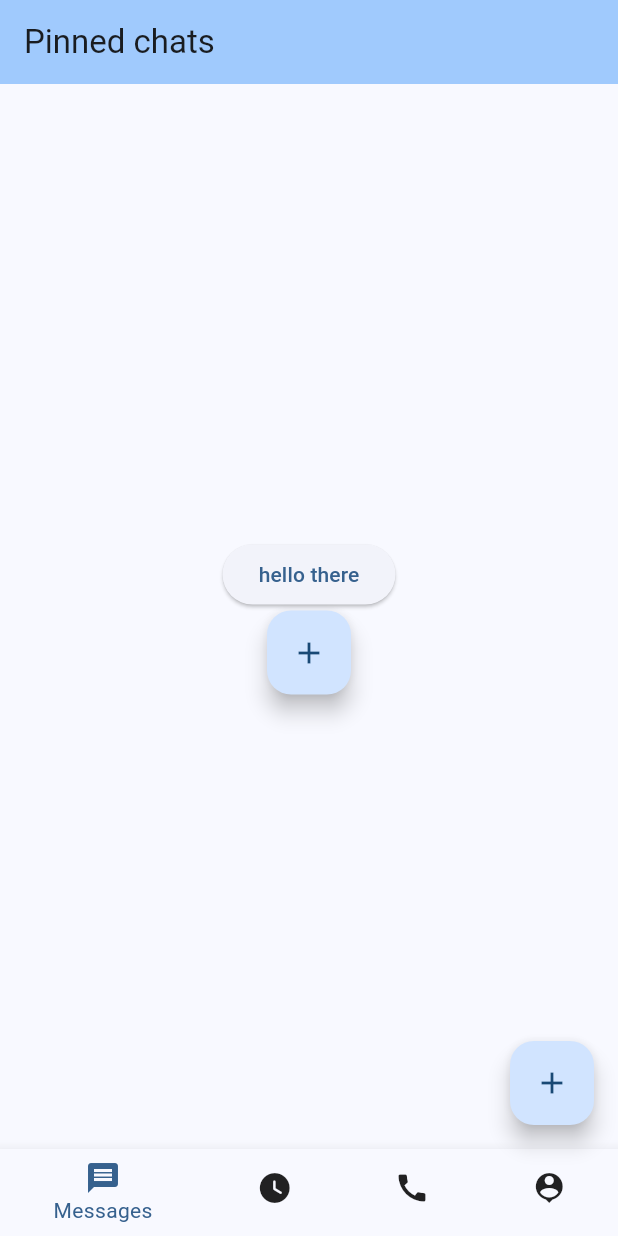
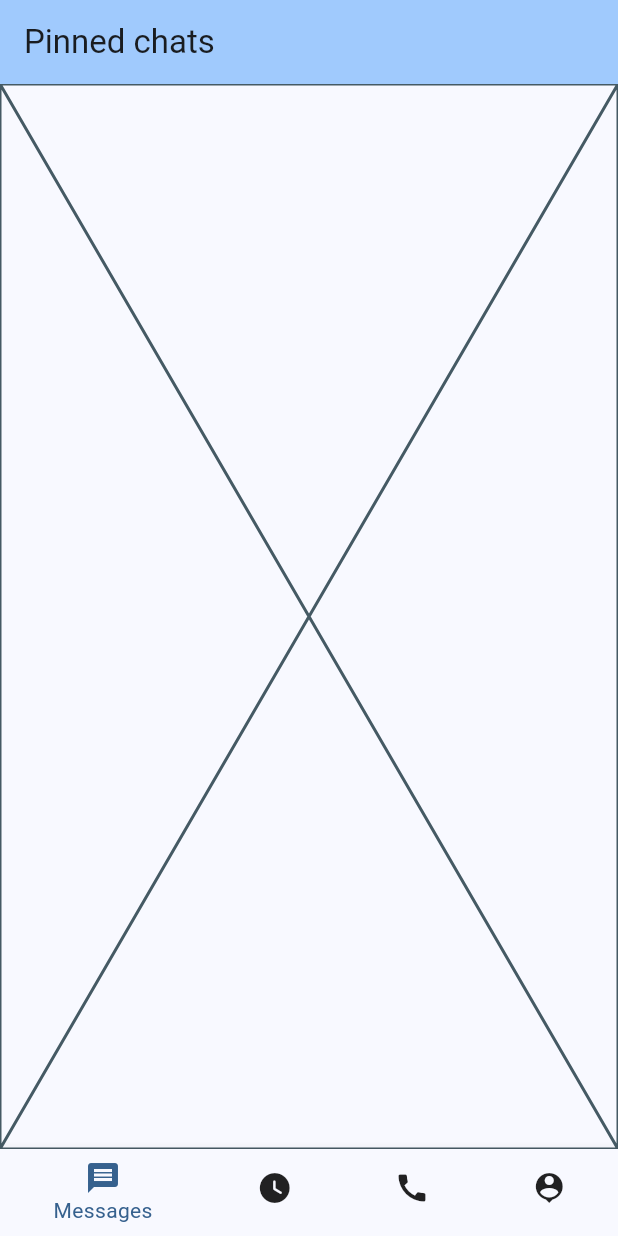
Before and after one commit to mtbelkebir/messagingapp, a Flutter app: the screen it shows after launch, on a phone screen of 412 x 824 dp. Run offline on Flutter 3.47's test engine with Material 3 defaults, Android fonts, the phone set to English and light mode, and no system bars.

Commit message:
added page navigation ( not tested yet )

```diff
--- a/lib/main.dart
+++ b/lib/main.dart
@@ -31,56 +31,8 @@ class MyHomePage extends StatefulWidget {
 }
 
 class _MyHomePageState extends State<MyHomePage> {
-  int _counter = 0;
-
-  void _incrementCounter() {
-    setState(() {
-      _counter++;
-    });
-  }
-
-  @override
-  Widget build(BuildContext context) {
-    return Scaffold(
-      appBar: AppBar(
-        backgroundColor: Theme.of(context).colorScheme.inversePrimary,
-        title: Text(widget.title),
-      ),
-      body: Center(
-        child: Column(
-          mainAxisAlignment: MainAxisAlignment.center,
-          children: [
-            ElevatedButton(onPressed: () {}, child: Text('hello there')),
-            FloatingActionButton(
-              onPressed: () {},
-              child: const Icon(Icons.add),
-            ),
-          ],
-        ),
-      ),
-      bottomNavigationBar: navbar(),
-      floatingActionButton: FloatingActionButton(
-        onPressed: _incrementCounter,
-        tooltip: 'Increment',
-        child: const Icon(Icons.add),
-      ),
-    );
-  }
-}
-
-class navbar extends StatefulWidget {
-  const navbar({
-    super.key,
-  });
-
-  @override
-  State<navbar> createState() => _navbarState();
-}
-
-class _navbarState extends State<navbar> {
   int _selectedindex = 0;
-
-  void _onPress(int index) {
+  void _onDestinationTapped(int index) {
     setState(() {
       _selectedindex = index;
     });
@@ -88,18 +40,79 @@ class _navbarState extends State<navbar> {
 
   @override
   Widget build(BuildContext context) {
+    Widget page;
+    switch (_selectedindex) {
+      case 0:
+        page = randompage();
+        break;
+      case 1:
+        page = randompage();
+        break;
+      case 2:
+        page = randompage();
+        break;
+      case 3:
+        page = randompage();
+        break;
+      default:
+        page = randompage();
+        break;
+    }
+
+    return Scaffold(
+      appBar: AppBar(
+        backgroundColor: Theme.of(context).colorScheme.inversePrimary,
+        title: Text(widget.title),
+      ),
+      body: Container(
+        child: page,
+      ),
+      bottomNavigationBar: navbar(
+        currentIndex: _selectedindex,
+        onTap: _onDestinationTapped,
+      ),
+    );
+  }
+}
+
+class randompage extends StatefulWidget {
+  const randompage({super.key});
+
+  @override
+  State<randompage> createState() => _randompageState();
+}
+
+class _randompageState extends State<randompage> {
+  @override
+  Widget build(BuildContext context) {
+    return const Placeholder();
+  }
+}
+
+class navbar extends StatefulWidget {
+  final int currentIndex;
+  final void Function(int) onTap;
+  const navbar({super.key, required this.currentIndex, required this.onTap});
+
+  @override
+  State<navbar> createState() => _navbarState();
+}
+
+class _navbarState extends State<navbar> {
+  @override
+  Widget build(BuildContext context) {
     final ThemeData theme = Theme.of(context);
     return BottomNavigationBar(
       items: const [
         BottomNavigationBarItem(icon: Icon(Icons.message), label: 'Messages'),
         BottomNavigationBarItem(
-            icon: Icon(Icons.watch_later_rounded), label: 'Messages'),
-        BottomNavigationBarItem(icon: Icon(Icons.call), label: 'Messages'),
-        BottomNavigationBarItem(icon: Icon(Icons.person_pin), label: 'Messages')
+            icon: Icon(Icons.watch_later_rounded), label: 'Recents'),
+        BottomNavigationBarItem(icon: Icon(Icons.call), label: 'Appels'),
+        BottomNavigationBarItem(icon: Icon(Icons.person_pin), label: 'Profil')
       ],
       selectedItemColor: Theme.of(context).colorScheme.primary,
-      currentIndex: _selectedindex,
-      onTap: _onPress,
+      currentIndex: widget.currentIndex,
+      onTap: widget.onTap,
       unselectedIconTheme: theme.iconTheme,
     );
   }
```
